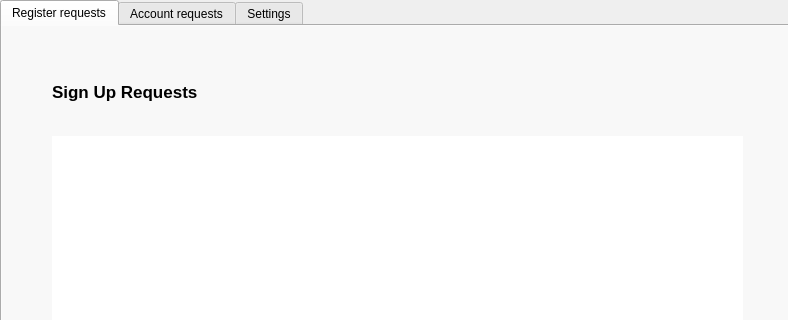
The window that Project/PaymentServiceWithQt/StaffForm.ui (andriybobchuk/PaymentService) describes before a commit, drawn with Qt 5; both pictures show x 0 to 788 and y 0 to 320 of the 788 by 504 pixel window.
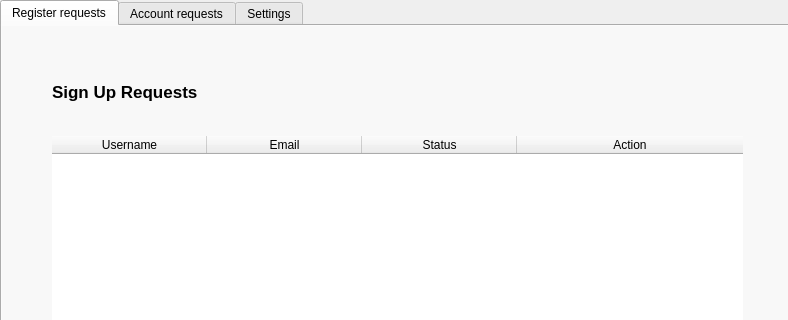
The same window after the commit.

Commit message: Cleaned up the code on ClientForm and StaffForm

Patch:
```diff
--- a/Project/PaymentServiceWithQt/StaffForm.ui
+++ b/Project/PaymentServiceWithQt/StaffForm.ui
@@ -76,15 +76,62 @@
      <property name="frameShadow">
       <enum>QFrame::Plain</enum>
      </property>
+     <property name="horizontalScrollBarPolicy">
+      <enum>Qt::ScrollBarAlwaysOff</enum>
+     </property>
+     <property name="editTriggers">
+      <set>QAbstractItemView::NoEditTriggers</set>
+     </property>
+     <property name="selectionMode">
+      <enum>QAbstractItemView::SingleSelection</enum>
+     </property>
+     <property name="selectionBehavior">
+      <enum>QAbstractItemView::SelectRows</enum>
+     </property>
      <property name="showGrid">
       <bool>false</bool>
      </property>
      <property name="gridStyle">
       <enum>Qt::NoPen</enum>
      </property>
+     <property name="sortingEnabled">
+      <bool>true</bool>
+     </property>
      <property name="cornerButtonEnabled">
       <bool>false</bool>
      </property>
+     <property name="columnCount">
+      <number>4</number>
+     </property>
+     <attribute name="horizontalHeaderDefaultSectionSize">
+      <number>155</number>
+     </attribute>
+     <attribute name="horizontalHeaderStretchLastSection">
+      <bool>true</bool>
+     </attribute>
+     <attribute name="verticalHeaderVisible">
+      <bool>false</bool>
+     </attribute>
+     <column>
+      <property name="text">
+       <string>Username</string>
+      </property>
+     </column>
+     <column>
+      <property name="text">
+       <string>Email</string>
+      </property>
+     </column>
+     <column>
+      <property name="text">
+       <string>Status</string>
+      </property>
+     </column>
+     <column>
+      <property name="text">
+       <string>Action</string>
+      </property>
+     </column>
     </widget>
     <widget class="QLabel" name="l_signUpInfo">
      <property name="geometry">
```
Left out of the diff: 7 changed lines with no effect on the pictures. The commit also changes 27 other files.
